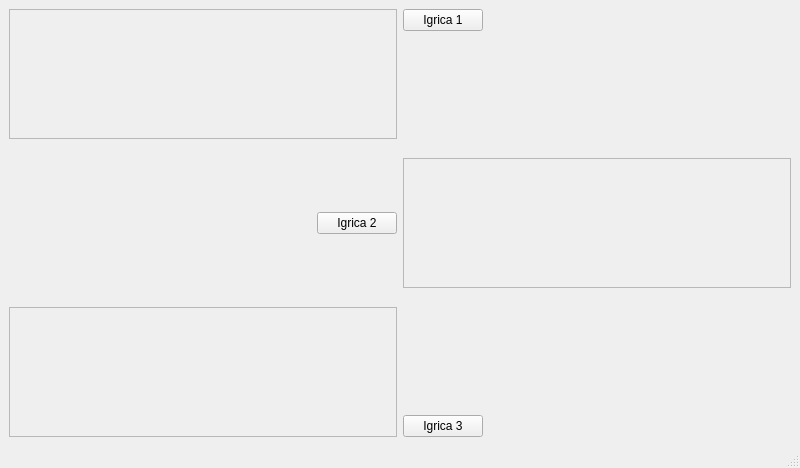
MATF-RS20/RS005-bolt, file BOLT/bolt.ui: the form before one commit.
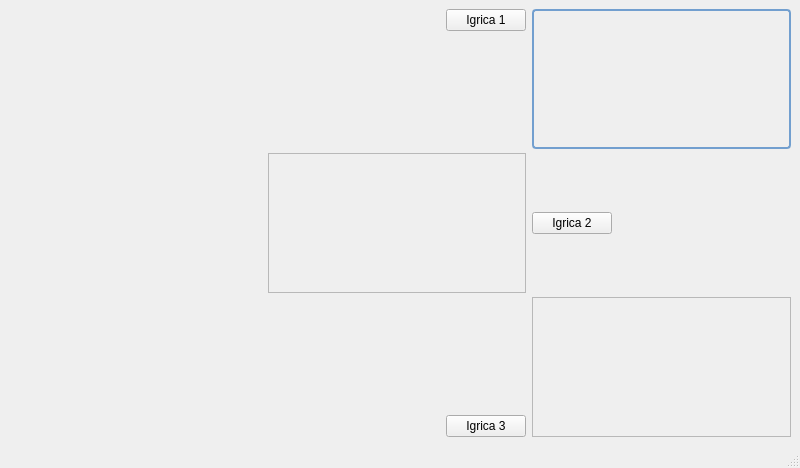
The form after the commit. Icons and pictures are not drawn.

```diff
--- a/BOLT/bolt.ui
+++ b/BOLT/bolt.ui
@@ -31,107 +31,38 @@
    </property>
    <layout class="QHBoxLayout" name="horizontalLayout">
     <item>
-     <layout class="QVBoxLayout" name="verticalLayout_2">
-      <item>
-       <widget class="QFrame" name="frameIgrica1">
-        <property name="minimumSize">
-         <size>
-          <width>0</width>
-          <height>130</height>
-         </size>
-        </property>
-        <property name="maximumSize">
-         <size>
-          <width>16777215</width>
-          <height>130</height>
-         </size>
-        </property>
-        <property name="frameShape">
-         <enum>QFrame::StyledPanel</enum>
-        </property>
-        <property name="frameShadow">
-         <enum>QFrame::Raised</enum>
-        </property>
-       </widget>
-      </item>
-      <item>
-       <spacer name="verticalSpacer_3">
-        <property name="orientation">
-         <enum>Qt::Vertical</enum>
-        </property>
-        <property name="sizeHint" stdset="0">
-         <size>
-          <width>20</width>
-          <height>40</height>
-         </size>
-        </property>
-       </spacer>
-      </item>
-      <item>
-       <layout class="QHBoxLayout" name="horizontalLayout_2">
-        <item>
-         <spacer name="horizontalSpacer">
-          <property name="orientation">
-           <enum>Qt::Horizontal</enum>
-          </property>
-          <property name="sizeHint" stdset="0">
-           <size>
-            <width>5</width>
-            <height>20</height>
-           </size>
-          </property>
-         </spacer>
-        </item>
-        <item>
-         <widget class="QPushButton" name="pushButton_2">
-          <property name="text">
-           <string>Igrica 2</string>
-          </property>
-         </widget>
-        </item>
-       </layout>
-      </item>
-      <item>
-       <spacer name="verticalSpacer_4">
-        <property name="orientation">
-         <enum>Qt::Vertical</enum>
-        </property>
-        <property name="sizeHint" stdset="0">
-         <size>
-          <width>20</width>
-          <height>40</height>
-         </size>
-        </property>
-       </spacer>
-      </item>
-      <item>
-       <widget class="QFrame" name="frame_2">
-        <property name="minimumSize">
-         <size>
-          <width>0</width>
-          <height>130</height>
-         </size>
-        </property>
-        <property name="maximumSize">
-         <size>
-          <width>16777215</width>
-          <height>130</height>
-         </size>
-        </property>
-        <property name="frameShape">
-         <enum>QFrame::StyledPanel</enum>
-        </property>
-        <property name="frameShadow">
-         <enum>QFrame::Raised</enum>
-        </property>
-       </widget>
-      </item>
-     </layout>
+     <layout class="QVBoxLayout" name="verticalLayout_3"/>
+    </item>
+    <item>
+     <spacer name="horizontalSpacer_4">
+      <property name="orientation">
+       <enum>Qt::Horizontal</enum>
+      </property>
+      <property name="sizeHint" stdset="0">
+       <size>
+        <width>39</width>
+        <height>20</height>
+       </size>
+      </property>
+     </spacer>
     </item>
     <item>
      <layout class="QVBoxLayout" name="verticalLayout">
       <item>
        <layout class="QHBoxLayout" name="horizontalLayout_3">
+        <item>
+         <spacer name="horizontalSpacer_2">
+          <property name="orientation">
+           <enum>Qt::Horizontal</enum>
+          </property>
+          <property name="sizeHint" stdset="0">
+           <size>
+            <width>40</width>
+            <height>20</height>
+           </size>
+          </property>
+         </spacer>
+        </item>
         <item>
          <widget class="QPushButton" name="pushButton">
           <property name="text">
@@ -139,19 +70,6 @@
           </property>
          </widget>
         </item>
-        <item>
-         <spacer name="horizontalSpacer_2">
-          <property name="orientation">
-           <enum>Qt::Horizontal</enum>
-          </property>
-          <property name="sizeHint" stdset="0">
-           <size>
-            <width>40</width>
-            <height>20</height>
-           </size>
-          </property>
-         </spacer>
-        </item>
        </layout>
       </item>
       <item>
@@ -171,8 +89,8 @@
        <widget class="QFrame" name="frame_3">
         <property name="minimumSize">
          <size>
-          <width>0</width>
-          <height>130</height>
+          <width>210</width>
+          <height>140</height>
          </size>
         </property>
         <property name="frameShape">
@@ -198,6 +116,19 @@
       </item>
       <item>
        <layout class="QHBoxLayout" name="horizontalLayout_4">
+        <item>
+         <spacer name="horizontalSpacer_3">
+          <property name="orientation">
+           <enum>Qt::Horizontal</enum>
+          </property>
+          <property name="sizeHint" stdset="0">
+           <size>
+            <width>40</width>
+            <height>20</height>
+           </size>
+          </property>
+         </spacer>
+        </item>
         <item>
          <widget class="QPushButton" name="pushButton_3">
           <property name="text">
@@ -205,14 +136,75 @@
           </property>
          </widget>
         </item>
+       </layout>
+      </item>
+     </layout>
+    </item>
+    <item>
+     <layout class="QVBoxLayout" name="verticalLayout_2">
+      <property name="spacing">
+       <number>0</number>
+      </property>
+      <item>
+       <widget class="QFrame" name="frameIgrica1">
+        <property name="minimumSize">
+         <size>
+          <width>210</width>
+          <height>140</height>
+         </size>
+        </property>
+        <property name="maximumSize">
+         <size>
+          <width>16777215</width>
+          <height>140</height>
+         </size>
+        </property>
+        <property name="styleSheet">
+         <string notr="true">QFrame {
+    border: 2px solid rgb(114, 159, 207);
+    border-radius: 4px;
+    padding: 2px;
+    background-image: url(:/images/slb1.jpg);
+}</string>
+        </property>
+        <property name="frameShape">
+         <enum>QFrame::StyledPanel</enum>
+        </property>
+        <property name="frameShadow">
+         <enum>QFrame::Raised</enum>
+        </property>
+       </widget>
+      </item>
+      <item>
+       <spacer name="verticalSpacer_3">
+        <property name="orientation">
+         <enum>Qt::Vertical</enum>
+        </property>
+        <property name="sizeHint" stdset="0">
+         <size>
+          <width>20</width>
+          <height>35</height>
+         </size>
+        </property>
+       </spacer>
+      </item>
+      <item>
+       <layout class="QHBoxLayout" name="horizontalLayout_2">
         <item>
-         <spacer name="horizontalSpacer_3">
+         <widget class="QPushButton" name="pushButton_2">
+          <property name="text">
+           <string>Igrica 2</string>
+          </property>
+         </widget>
+        </item>
+        <item>
+         <spacer name="horizontalSpacer">
           <property name="orientation">
            <enum>Qt::Horizontal</enum>
           </property>
           <property name="sizeHint" stdset="0">
            <size>
-            <width>40</width>
+            <width>5</width>
             <height>20</height>
            </size>
           </property>
@@ -220,6 +212,41 @@
         </item>
        </layout>
       </item>
+      <item>
+       <spacer name="verticalSpacer_4">
+        <property name="orientation">
+         <enum>Qt::Vertical</enum>
+        </property>
+        <property name="sizeHint" stdset="0">
+         <size>
+          <width>20</width>
+          <height>35</height>
+         </size>
+        </property>
+       </spacer>
+      </item>
+      <item>
+       <widget class="QFrame" name="frame_2">
+        <property name="minimumSize">
+         <size>
+          <width>210</width>
+          <height>140</height>
+         </size>
+        </property>
+        <property name="maximumSize">
+         <size>
+          <width>16777215</width>
+          <height>140</height>
+         </size>
+        </property>
+        <property name="frameShape">
+         <enum>QFrame::StyledPanel</enum>
+        </property>
+        <property name="frameShadow">
+         <enum>QFrame::Raised</enum>
+        </property>
+       </widget>
+      </item>
      </layout>
     </item>
    </layout>
```
